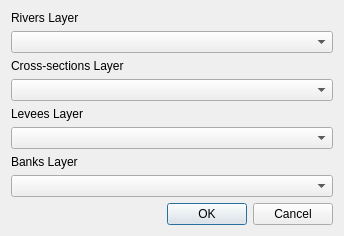
First picture: the form in rivergis/ui/ui_importDataIntoRasTables.ui, repository erpas/rgis, before the edit.
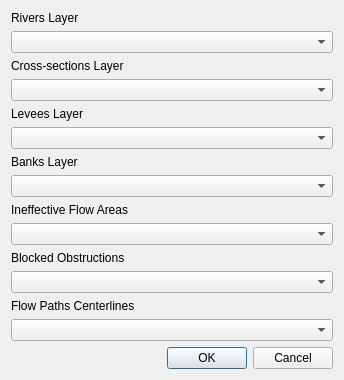
Second picture: the form after the edit.

```diff
--- a/rivergis/ui/ui_importDataIntoRasTables.ui
+++ b/rivergis/ui/ui_importDataIntoRasTables.ui
@@ -7,7 +7,7 @@
     <x>0</x>
     <y>0</y>
     <width>344</width>
-    <height>223</height>
+    <height>350</height>
    </rect>
   </property>
   <property name="windowTitle">
@@ -56,6 +56,36 @@
      <item>
       <widget class="QComboBox" name="cboBanks"/>
      </item>
+     <item>
+      <widget class="QLabel" name="label_5">
+       <property name="text">
+        <string>Ineffective Flow Areas</string>
+       </property>
+      </widget>
+     </item>
+     <item>
+      <widget class="QComboBox" name="cboIneffective"/>
+     </item>
+     <item>
+      <widget class="QLabel" name="label_6">
+       <property name="text">
+        <string>Blocked Obstructions</string>
+       </property>
+      </widget>
+     </item>
+     <item>
+      <widget class="QComboBox" name="cboObstructions"/>
+     </item>
+     <item>
+      <widget class="QLabel" name="label_7">
+       <property name="text">
+        <string>Flow Paths Centerlines </string>
+       </property>
+      </widget>
+     </item>
+     <item>
+      <widget class="QComboBox" name="cboFlowPaths"/>
+     </item>
      <item>
       <widget class="QDialogButtonBox" name="buttonBox">
        <property name="standardButtons">
```
